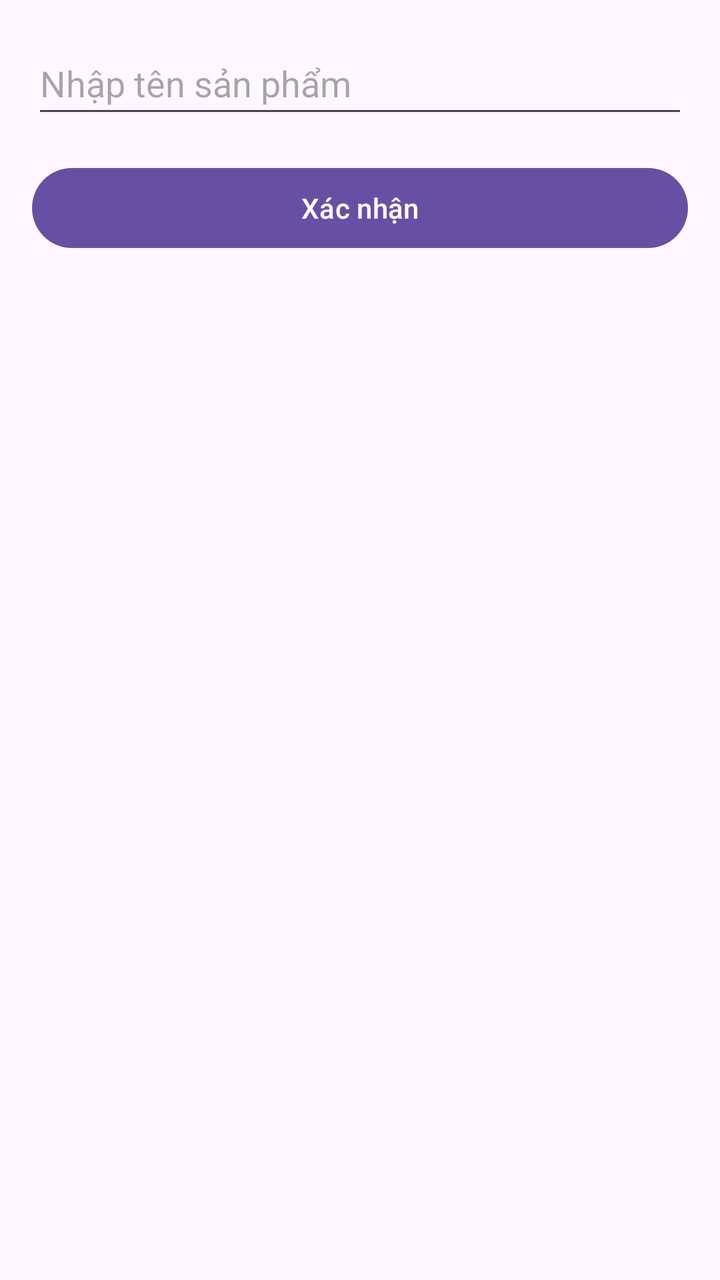
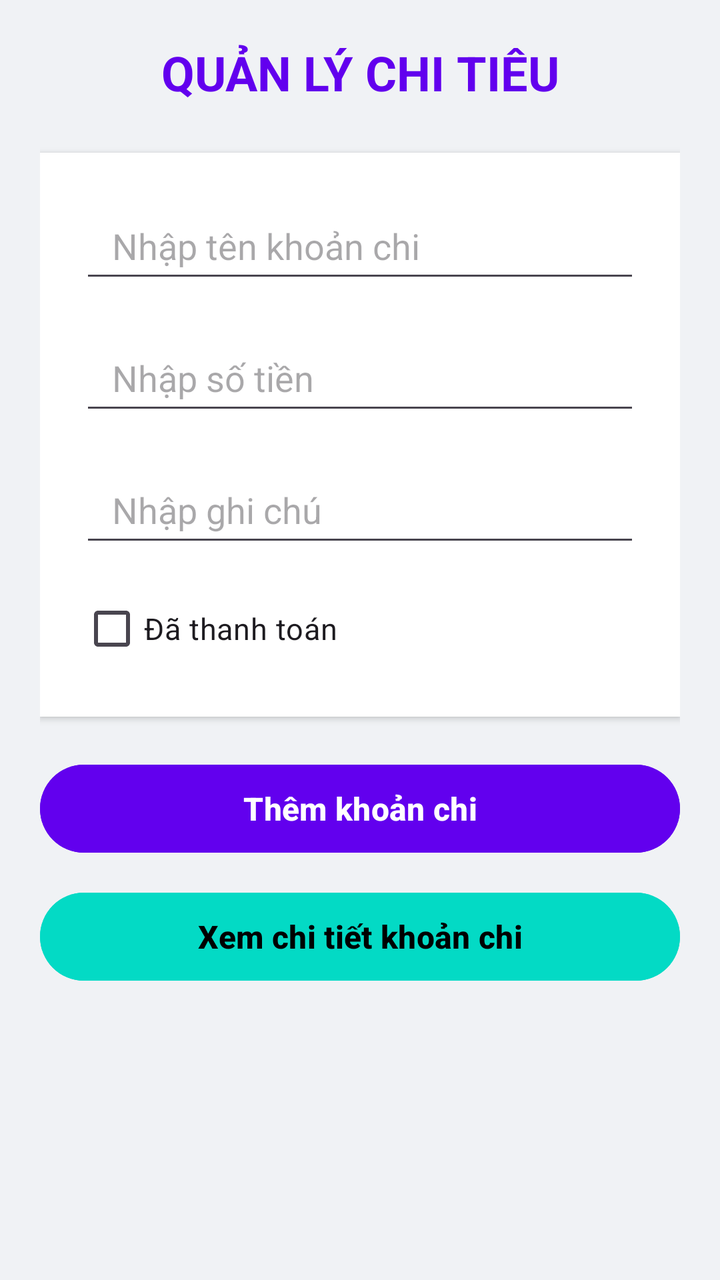

Two renders of the same Android screen: before a commit and after it. Below are the layout's source before the change and the commit's diff.
<!-- AndroidManifest.xml: application theme Theme.Tesst -->
<!-- res/layout/activity_main.xml -->
<?xml version="1.0" encoding="utf-8"?>
<LinearLayout xmlns:android="http://schemas.android.com/apk/res/android"
    xmlns:tools="http://schemas.android.com/tools"
    android:id="@+id/main"
    android:layout_width="match_parent"
    android:layout_height="match_parent"
    android:fitsSystemWindows="true"
    android:orientation="vertical"
    android:padding="16dp"
    tools:context=".MainActivity">

    <EditText
        android:id="@+id/edtTenSanPham_205"
        android:layout_width="match_parent"
        android:layout_height="wrap_content"
        android:autofillHints=""
        android:hint="@string/hint_ten_san_pham"
        android:inputType="text"
        android:minHeight="48dp" />

    <Button
        android:id="@+id/btnXacNhan_205"
        android:layout_width="match_parent"
        android:layout_height="wrap_content"
        android:layout_marginTop="16dp"
        android:text="@string/btn_xac_nhan" />

    <TextView
        android:id="@+id/txtHienThi_205"
        android:layout_width="match_parent"
        android:layout_height="wrap_content"
        android:layout_marginTop="16dp"
        android:textSize="18sp"
        android:textStyle="bold" />

</LinearLayout>
<!-- resources referenced by this layout -->
<resources>
  <string name="btn_xac_nhan">Xác nhận</string>
  <string name="hint_ten_san_pham">Nhập tên sản phẩm</string>
  <style name="Theme.Tesst" parent="Base.Theme.Tesst" />
  <style name="Base.Theme.Tesst" parent="Theme.Material3.DayNight.NoActionBar">
          
          
      </style>
</resources>

<!-- the commit's change to res/layout/activity_main.xml (unified diff, before → after) -->
@@ -1,36 +1,95 @@
 <?xml version="1.0" encoding="utf-8"?>
-<LinearLayout xmlns:android="http://schemas.android.com/apk/res/android"
+<ScrollView xmlns:android="http://schemas.android.com/apk/res/android"
     xmlns:tools="http://schemas.android.com/tools"
-    android:id="@+id/main"
     android:layout_width="match_parent"
     android:layout_height="match_parent"
+    android:background="#F0F2F5"
     android:fitsSystemWindows="true"
-    android:orientation="vertical"
-    android:padding="16dp"
     tools:context=".MainActivity">
 
-    <EditText
-        android:id="@+id/edtTenSanPham_205"
+    <LinearLayout
         android:layout_width="match_parent"
         android:layout_height="wrap_content"
-        android:autofillHints=""
-        android:hint="@string/hint_ten_san_pham"
-        android:inputType="text"
-        android:minHeight="48dp" />
+        android:orientation="vertical"
+        android:padding="20dp">
 
-    <Button
-        android:id="@+id/btnXacNhan_205"
-        android:layout_width="match_parent"
-        android:layout_height="wrap_content"
-        android:layout_marginTop="16dp"
-        android:text="@string/btn_xac_nhan" />
+        <TextView
+            android:layout_width="match_parent"
+            android:layout_height="wrap_content"
+            android:layout_marginBottom="24dp"
+            android:gravity="center"
+            android:text="QUẢN LÝ CHI TIÊU"
+            android:textColor="#6200EE"
+            android:textSize="24sp"
+            android:textStyle="bold" />
 
-    <TextView
-        android:id="@+id/txtHienThi_205"
-        android:layout_width="match_parent"
-        android:layout_height="wrap_content"
-        android:layout_marginTop="16dp"
-        android:textSize="18sp"
-        android:textStyle="bold" />
+        <LinearLayout
+            android:layout_width="match_parent"
+            android:layout_height="wrap_content"
+            android:layout_marginBottom="20dp"
+            android:background="#FFFFFF"
+            android:elevation="2dp"
+            android:orientation="vertical"
+            android:padding="20dp">
 
-</LinearLayout>
+            <EditText
+                android:id="@+id/edtTenKhoanChi_205"
+                android:layout_width="match_parent"
+                android:layout_height="50dp"
+                android:layout_marginBottom="16dp"
+                android:autofillHints=""
+                android:hint="Nhập tên khoản chi"
+                android:inputType="text"
+                android:paddingHorizontal="16dp" />
+
+            <EditText
+                android:id="@+id/edtSoTien_205"
+                android:layout_width="match_parent"
+                android:layout_height="50dp"
+                android:layout_marginBottom="16dp"
+                android:autofillHints=""
+                android:hint="Nhập số tiền"
+                android:inputType="numberDecimal"
+                android:paddingHorizontal="16dp" />
+
+            <EditText
+                android:id="@+id/edtGhiChu_205"
+                android:layout_width="match_parent"
+                android:layout_height="50dp"
+                android:layout_marginBottom="12dp"
+                android:autofillHints=""
+                android:hint="Nhập ghi chú"
+                android:inputType="text"
+                android:paddingHorizontal="16dp" />
+
+            <CheckBox
+                android:id="@+id/chkDaThanhToan_205"
+                android:layout_width="wrap_content"
+                android:layout_height="wrap_content"
+                android:text="Đã thanh toán"
+                android:textSize="15sp" />
+        </LinearLayout>
+
+        <Button
+            android:id="@+id/btnThemKhoanChi_205"
+            android:layout_width="match_parent"
+            android:layout_height="52dp"
+            android:layout_marginBottom="12dp"
+            android:backgroundTint="#6200EE"
+            android:text="Thêm khoản chi"
+            android:textColor="#FFFFFF"
+            android:textSize="16sp"
+            android:textStyle="bold" />
+
+        <Button
+            android:id="@+id/btnXemChiTiet_205"
+            android:layout_width="match_parent"
+            android:layout_height="52dp"
+            android:backgroundTint="#03DAC5"
+            android:text="Xem chi tiết khoản chi"
+            android:textColor="#000000"
+            android:textSize="16sp"
+            android:textStyle="bold" />
+
+    </LinearLayout>
+</ScrollView>
<!-- resource entries referenced after the edit -->
@@ -1,7 +1,5 @@
 <!-- resources referenced by this layout -->
 <resources>
-  <string name="btn_xac_nhan">Xác nhận</string>
-  <string name="hint_ten_san_pham">Nhập tên sản phẩm</string>
   <style name="Theme.Tesst" parent="Base.Theme.Tesst" />
   <style name="Base.Theme.Tesst" parent="Theme.Material3.DayNight.NoActionBar">
           
